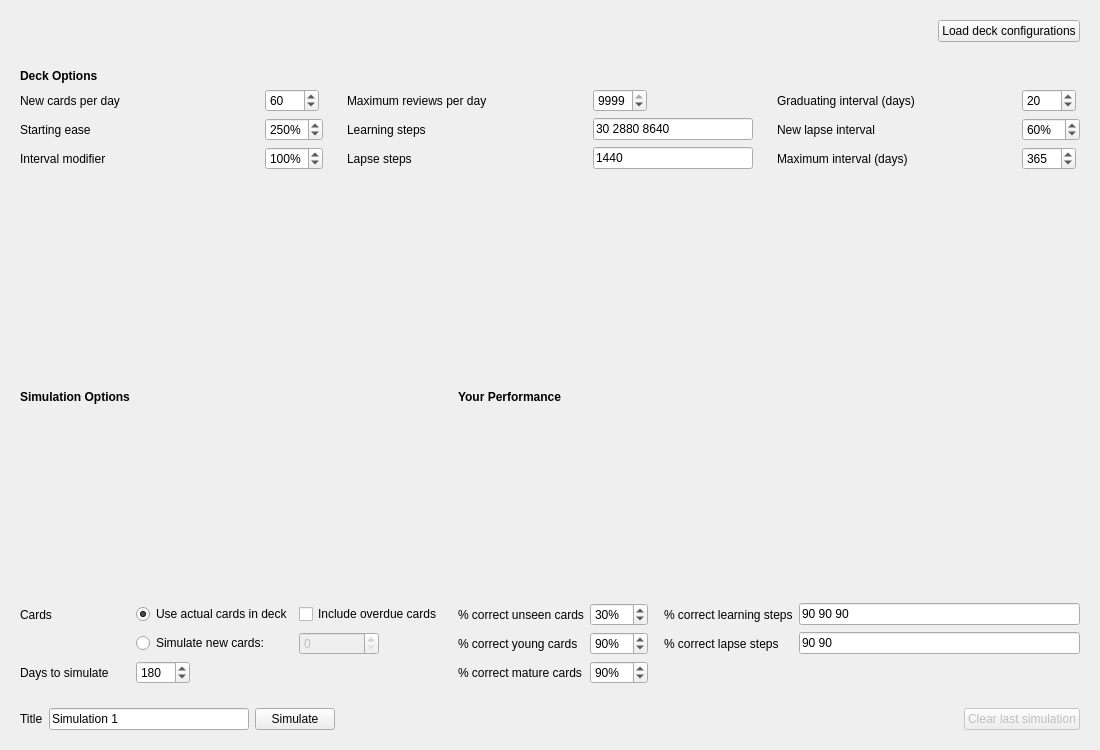
Above: designer/anki_simulator_dialog.ui from giovannihenriksen/Anki-Simulator before the change. Below: the same form after it.
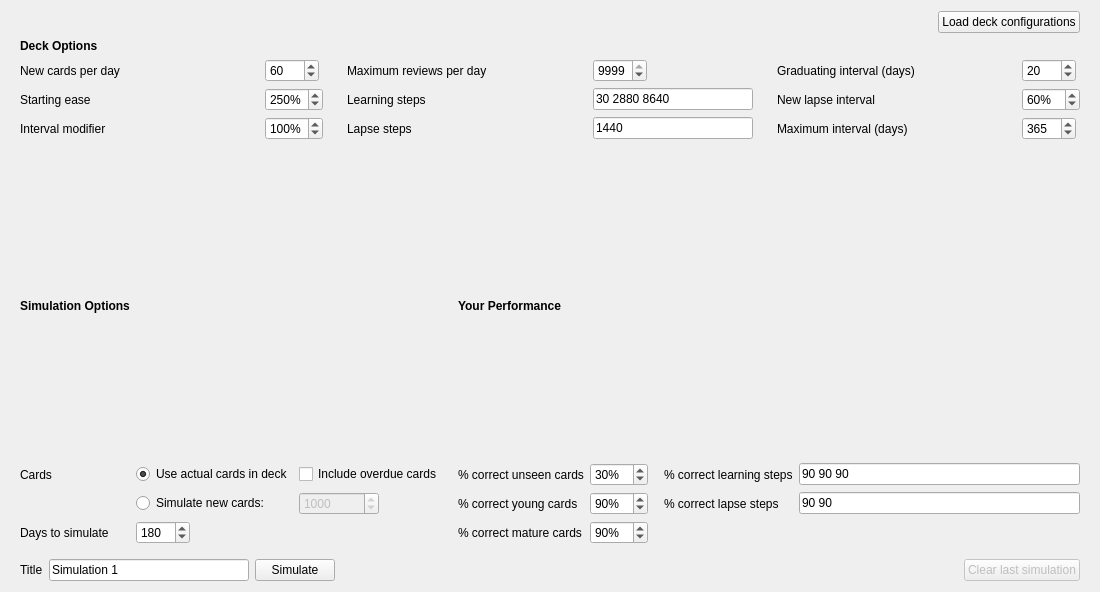
That is the form after the change.

Commit message: - Mocked new cards spinbox now has a default value of 1000 - Decreased margins to free more space for the chart

```diff
--- a/designer/anki_simulator_dialog.ui
+++ b/designer/anki_simulator_dialog.ui
@@ -7,7 +7,7 @@
     <x>0</x>
     <y>0</y>
     <width>1100</width>
-    <height>750</height>
+    <height>592</height>
    </rect>
   </property>
   <property name="windowTitle">
@@ -23,6 +23,12 @@
       </sizepolicy>
      </property>
      <layout class="QHBoxLayout" name="horizontalLayout">
+      <property name="topMargin">
+       <number>0</number>
+      </property>
+      <property name="bottomMargin">
+       <number>0</number>
+      </property>
       <item>
        <widget class="QWidget" name="deckChooser" native="true">
         <property name="sizePolicy">
@@ -59,10 +65,10 @@
      </property>
      <layout class="QGridLayout" name="gridLayout">
       <property name="topMargin">
-       <number>12</number>
+       <number>0</number>
       </property>
       <property name="bottomMargin">
-       <number>12</number>
+       <number>0</number>
       </property>
       <property name="horizontalSpacing">
        <number>24</number>
@@ -648,9 +654,15 @@
           <height>16777215</height>
          </size>
         </property>
+        <property name="minimum">
+         <number>0</number>
+        </property>
         <property name="maximum">
          <number>99999999</number>
         </property>
+        <property name="value">
+         <number>1000</number>
+        </property>
        </widget>
       </item>
       <item row="1" column="7">
@@ -681,6 +693,12 @@
       </sizepolicy>
      </property>
      <layout class="QHBoxLayout" name="horizontalLayout_2">
+      <property name="topMargin">
+       <number>0</number>
+      </property>
+      <property name="bottomMargin">
+       <number>0</number>
+      </property>
       <item>
        <widget class="QLabel" name="label">
         <property name="text">
```
